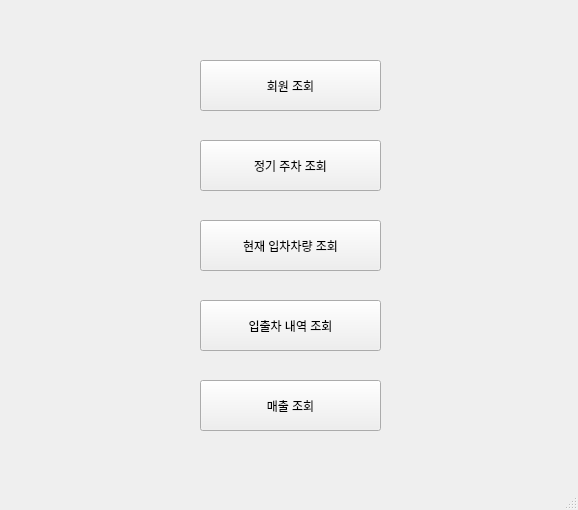
First picture: the form in mainwindow.ui, repository mssung34/ALPR, before the edit.
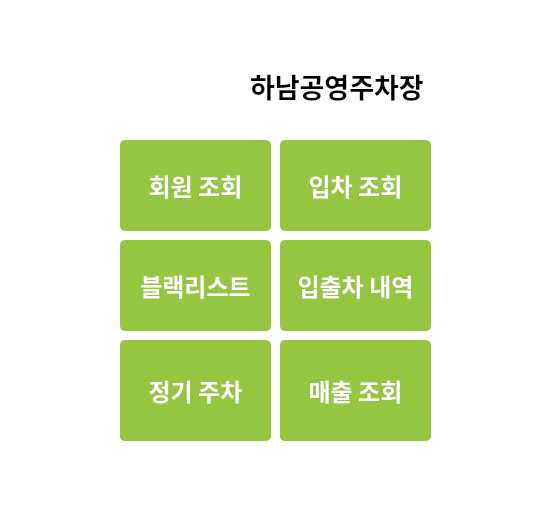
Second picture: the form after the edit. Icons and pictures are not drawn.

Patch:
```diff
--- a/mainwindow.ui
+++ b/mainwindow.ui
@@ -6,52 +6,124 @@
    <rect>
     <x>0</x>
     <y>0</y>
-    <width>578</width>
-    <height>510</height>
+    <width>556</width>
+    <height>526</height>
    </rect>
   </property>
   <property name="windowTitle">
    <string>MainWindow</string>
   </property>
+  <property name="styleSheet">
+   <string notr="true">background-color: rgb(255, 255, 255);</string>
+  </property>
   <widget class="QWidget" name="centralwidget">
    <widget class="QPushButton" name="user_check">
     <property name="geometry">
      <rect>
-      <x>200</x>
-      <y>60</y>
-      <width>181</width>
-      <height>51</height>
+      <x>120</x>
+      <y>140</y>
+      <width>151</width>
+      <height>91</height>
      </rect>
     </property>
+    <property name="font">
+     <font>
+      <family>Sans</family>
+      <pointsize>18</pointsize>
+      <weight>75</weight>
+      <bold>true</bold>
+     </font>
+    </property>
     <property name="styleSheet">
-     <string notr="true"/>
+     <string notr="true">
+QPushButton{
+	background-color: rgb(148, 198, 65);
+	color: rgb(255, 255, 255);
+	border-radius: 5px
+}
+QPushButton:hover{
+	
+	background-color: rgb(78, 154, 6);
+	border-radius: 5px
+
+}</string>
     </property>
     <property name="text">
      <string>회원 조회</string>
     </property>
+    <property name="iconSize">
+     <size>
+      <width>30</width>
+      <height>30</height>
+     </size>
+    </property>
    </widget>
    <widget class="QPushButton" name="parking_check">
     <property name="geometry">
      <rect>
-      <x>200</x>
-      <y>300</y>
-      <width>181</width>
-      <height>51</height>
+      <x>280</x>
+      <y>240</y>
+      <width>151</width>
+      <height>91</height>
      </rect>
     </property>
+    <property name="font">
+     <font>
+      <family>Sans</family>
+      <pointsize>18</pointsize>
+      <weight>75</weight>
+      <bold>true</bold>
+     </font>
+    </property>
+    <property name="styleSheet">
+     <string notr="true">
+QPushButton{
+	background-color: rgb(148, 198, 65);
+	color: rgb(255, 255, 255);
+	border-radius: 5px
+}
+QPushButton:hover{
+	
+	background-color: rgb(78, 154, 6);
+	border-radius: 5px
+
+}</string>
+    </property>
     <property name="text">
-     <string>입출차 내역 조회</string>
+     <string>입출차 내역</string>
     </property>
    </widget>
    <widget class="QPushButton" name="sales_check">
     <property name="geometry">
      <rect>
-      <x>200</x>
-      <y>380</y>
-      <width>181</width>
-      <height>51</height>
+      <x>280</x>
+      <y>340</y>
+      <width>151</width>
+      <height>101</height>
      </rect>
     </property>
+    <property name="font">
+     <font>
+      <family>Sans</family>
+      <pointsize>18</pointsize>
+      <weight>75</weight>
+      <bold>true</bold>
+     </font>
+    </property>
+    <property name="styleSheet">
+     <string notr="true">
+QPushButton{
+	background-color: rgb(148, 198, 65);
+	color: rgb(255, 255, 255);
+	border-radius: 5px
+}
+QPushButton:hover{
+	
+	background-color: rgb(78, 154, 6);
+	border-radius: 5px
+
+}</string>
+    </property>
     <property name="text">
      <string>매출 조회</string>
     </property>
@@ -59,27 +131,158 @@
    <widget class="QPushButton" name="regular_check">
     <property name="geometry">
      <rect>
-      <x>200</x>
-      <y>140</y>
-      <width>181</width>
-      <height>51</height>
+      <x>120</x>
+      <y>340</y>
+      <width>151</width>
+      <height>101</height>
      </rect>
     </property>
+    <property name="font">
+     <font>
+      <family>Sans</family>
+      <pointsize>18</pointsize>
+      <weight>75</weight>
+      <bold>true</bold>
+     </font>
+    </property>
+    <property name="styleSheet">
+     <string notr="true">
+QPushButton{
+	background-color: rgb(148, 198, 65);
+	color: rgb(255, 255, 255);
+	border-radius: 5px
+}
+QPushButton:hover{
+	
+	background-color: rgb(78, 154, 6);
+	border-radius: 5px
+
+}</string>
+    </property>
     <property name="text">
-     <string>정기 주차 조회</string>
+     <string>정기 주차</string>
     </property>
    </widget>
    <widget class="QPushButton" name="current_check">
     <property name="geometry">
      <rect>
-      <x>200</x>
-      <y>220</y>
+      <x>280</x>
+      <y>140</y>
+      <width>151</width>
+      <height>91</height>
+     </rect>
+    </property>
+    <property name="font">
+     <font>
+      <family>Noto Sans CJK JP</family>
+      <pointsize>18</pointsize>
+      <weight>75</weight>
+      <bold>true</bold>
+     </font>
+    </property>
+    <property name="styleSheet">
+     <string notr="true">
+QPushButton{
+	background-color: rgb(148, 198, 65);
+	color: rgb(255, 255, 255);
+	border-radius: 5px
+}
+QPushButton:hover{
+	
+	background-color: rgb(78, 154, 6);
+	border-radius: 5px
+
+}</string>
+    </property>
+    <property name="text">
+     <string>입차 조회</string>
+    </property>
+    <property name="iconSize">
+     <size>
+      <width>30</width>
+      <height>30</height>
+     </size>
+    </property>
+   </widget>
+   <widget class="QPushButton" name="black_check">
+    <property name="geometry">
+     <rect>
+      <x>120</x>
+      <y>240</y>
+      <width>151</width>
+      <height>91</height>
+     </rect>
+    </property>
+    <property name="font">
+     <font>
+      <family>Sans</family>
+      <pointsize>18</pointsize>
+      <weight>75</weight>
+      <bold>true</bold>
+     </font>
+    </property>
+    <property name="styleSheet">
+     <string notr="true">
+QPushButton{
+	background-color: rgb(148, 198, 65);
+	color: rgb(255, 255, 255);
+	border-radius: 5px
+}
+QPushButton:hover{
+	
+	background-color: rgb(78, 154, 6);
+	border-radius: 5px
+
+}</string>
+    </property>
+    <property name="text">
+     <string>블랙리스트</string>
+    </property>
+    <property name="iconSize">
+     <size>
+      <width>30</width>
+      <height>30</height>
+     </size>
+    </property>
+   </widget>
+   <widget class="QLabel" name="label">
+    <property name="geometry">
+     <rect>
+      <x>130</x>
+      <y>40</y>
+      <width>101</width>
+      <height>91</height>
+     </rect>
+    </property>
+    <property name="text">
+     <string/>
+    </property>
+    <property name="pixmap">
+     <pixmap>car.png</pixmap>
+    </property>
+    <property name="scaledContents">
+     <bool>true</bool>
+    </property>
+   </widget>
+   <widget class="QLabel" name="label_2">
+    <property name="geometry">
+     <rect>
+      <x>250</x>
+      <y>65</y>
       <width>181</width>
-      <height>51</height>
+      <height>41</height>
      </rect>
     </property>
+    <property name="font">
+     <font>
+      <family>Sans</family>
+      <pointsize>20</pointsize>
+      <weight>75</weight>
+      <bold>true</bold>
+     </font>
+    </property>
     <property name="text">
-     <string>현재 입차차량 조회</string>
+     <string>하남공영주차장</string>
     </property>
    </widget>
   </widget>
```
Left out of the diff: 2 changed lines with no effect on the pictures.
